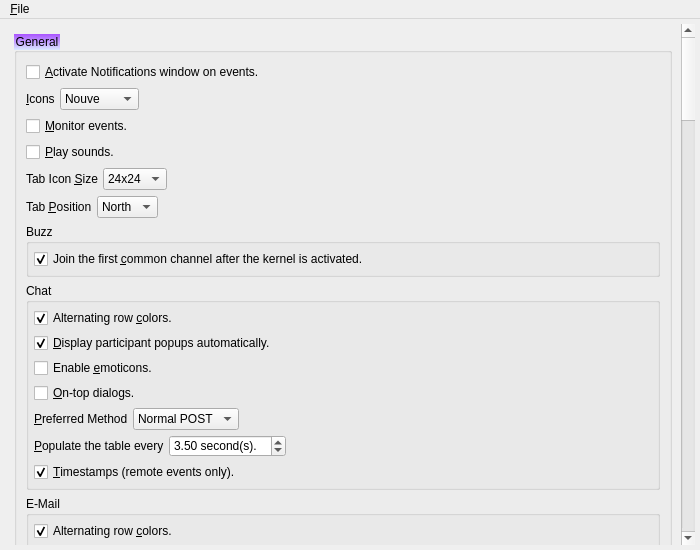
Qt form branches/trunk/GoldBug-UI/spot-on-options.ui (textbrowser/spot-on) before a commit.
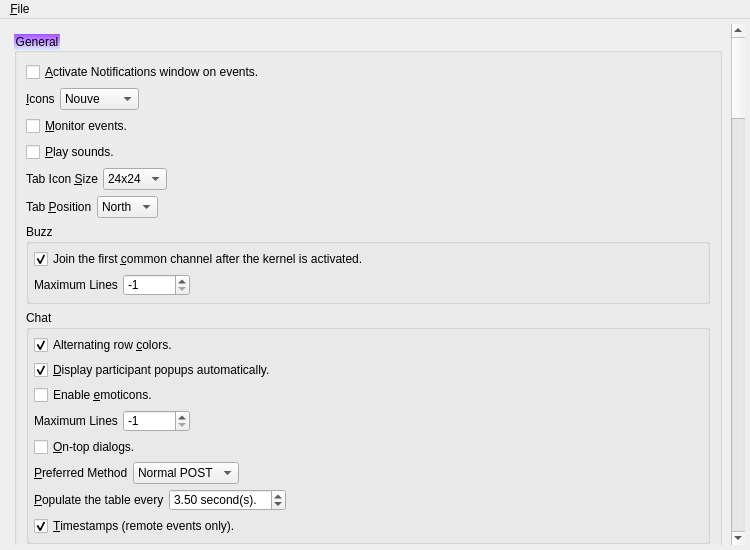
The same form after that commit. Icons and pictures are not drawn.

```diff
--- a/branches/trunk/GoldBug-UI/spot-on-options.ui
+++ b/branches/trunk/GoldBug-UI/spot-on-options.ui
@@ -6,7 +6,7 @@
    <rect>
     <x>0</x>
     <y>0</y>
-    <width>700</width>
+    <width>750</width>
     <height>550</height>
    </rect>
   </property>
@@ -44,8 +44,8 @@
         <rect>
          <x>0</x>
          <y>0</y>
-         <width>670</width>
-         <height>3952</height>
+         <width>810</width>
+         <height>4888</height>
         </rect>
        </property>
        <layout class="QVBoxLayout" name="verticalLayout_25">
@@ -296,6 +296,43 @@
                 </property>
                </widget>
               </item>
+              <item>
+               <layout class="QHBoxLayout" name="horizontalLayout_17">
+                <item>
+                 <widget class="QLabel" name="label_30">
+                  <property name="text">
+                   <string>Maximum Lines</string>
+                  </property>
+                 </widget>
+                </item>
+                <item>
+                 <widget class="QSpinBox" name="buzz_maximum_lines">
+                  <property name="minimum">
+                   <number>-1</number>
+                  </property>
+                  <property name="maximum">
+                   <number>999999999</number>
+                  </property>
+                  <property name="value">
+                   <number>-1</number>
+                  </property>
+                 </widget>
+                </item>
+                <item>
+                 <spacer name="horizontalSpacer_8">
+                  <property name="orientation">
+                   <enum>Qt::Horizontal</enum>
+                  </property>
+                  <property name="sizeHint" stdset="0">
+                   <size>
+                    <width>40</width>
+                    <height>20</height>
+                   </size>
+                  </property>
+                 </spacer>
+                </item>
+               </layout>
+              </item>
              </layout>
             </widget>
            </item>
@@ -347,6 +384,43 @@
                 </property>
                </widget>
               </item>
+              <item>
+               <layout class="QHBoxLayout" name="horizontalLayout_18">
+                <item>
+                 <widget class="QLabel" name="label_31">
+                  <property name="text">
+                   <string>Maximum Lines</string>
+                  </property>
+                 </widget>
+                </item>
+                <item>
+                 <widget class="QSpinBox" name="chat_maximum_lines">
+                  <property name="minimum">
+                   <number>-1</number>
+                  </property>
+                  <property name="maximum">
+                   <number>999999999</number>
+                  </property>
+                  <property name="value">
+                   <number>-1</number>
+                  </property>
+                 </widget>
+                </item>
+                <item>
+                 <spacer name="horizontalSpacer_9">
+                  <property name="orientation">
+                   <enum>Qt::Horizontal</enum>
+                  </property>
+                  <property name="sizeHint" stdset="0">
+                   <size>
+                    <width>40</width>
+                    <height>20</height>
+                   </size>
+                  </property>
+                 </spacer>
+                </item>
+               </layout>
+              </item>
               <item>
                <widget class="QCheckBox" name="ontopChatDialogs">
                 <property name="toolTip">
@@ -2623,8 +2697,8 @@
     <rect>
      <x>0</x>
      <y>0</y>
-     <width>700</width>
-     <height>32</height>
+     <width>750</width>
+     <height>39</height>
     </rect>
    </property>
    <widget class="QMenu" name="menu_File">
```
Left out of the diff: 4 changed lines with no effect on the pictures.
